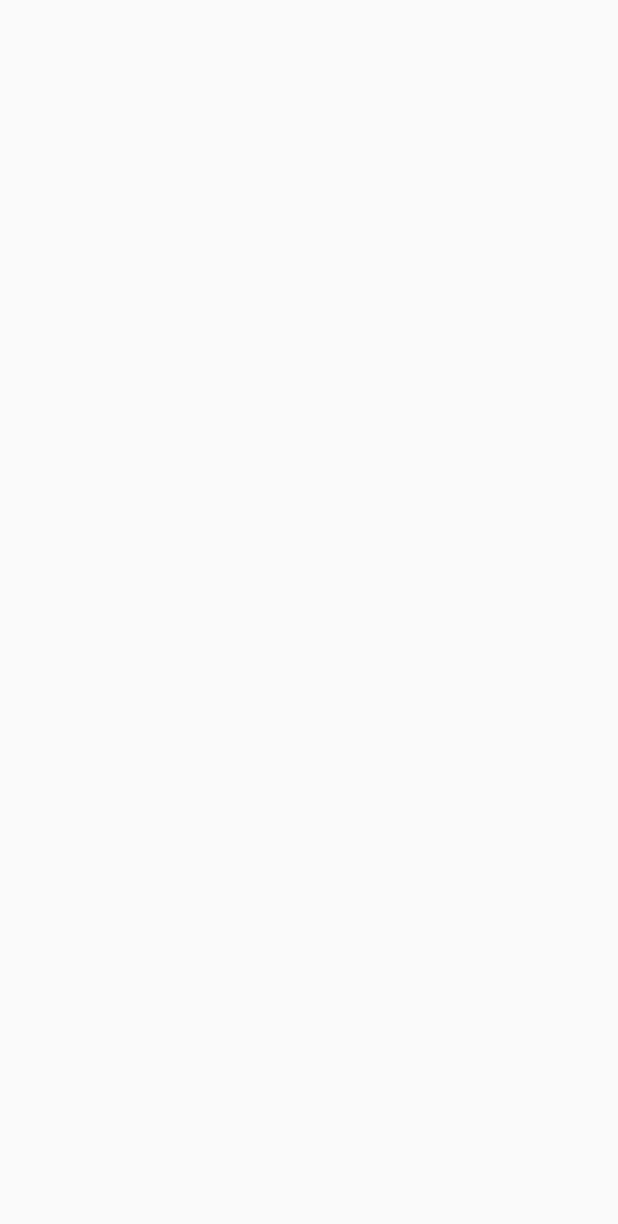
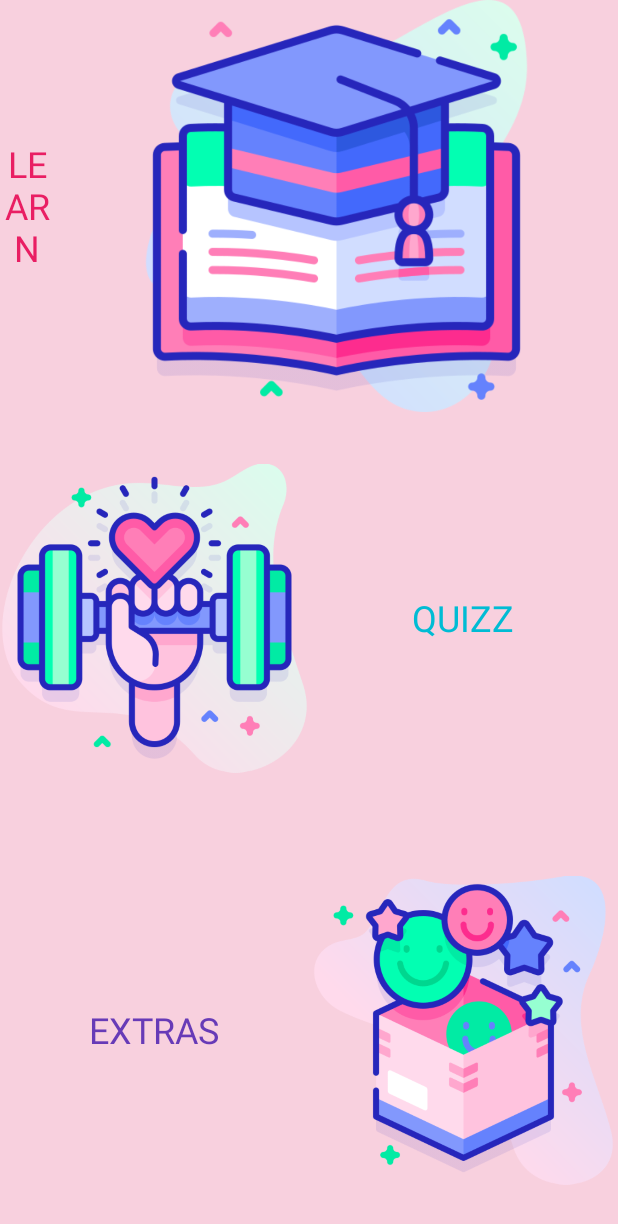
Before and after one commit to zotoavina/kidseduc, an Android app: the MenuActivity screen opened directly, with no data from a screen before it, on a phone screen of 412 x 824 dp. Before the commit the part shown is empty. Shown: the top 1224 px of the screen. Run offline under Robolectric (Android 15) with nearby library versions, the phone set to English and light mode, and no system bars.

Commit message:
design menu

```diff
--- a/app/src/main/res/layout/activity_menu.xml
+++ b/app/src/main/res/layout/activity_menu.xml
@@ -6,4 +6,87 @@
     android:layout_height="match_parent"
     tools:context=".views.MenuActivity">
 
+    <LinearLayout
+        android:layout_width="match_parent"
+        android:layout_height="match_parent"
+        android:background="#F8D0DE"
+        android:orientation="vertical">
+
+        <LinearLayout
+            android:layout_width="wrap_content"
+            android:layout_height="match_parent"
+            android:layout_weight="1"
+            android:gravity="center"
+            android:orientation="horizontal">
+
+            <TextView
+                android:id="@+id/textView3"
+                android:layout_width="0dp"
+                android:layout_height="wrap_content"
+                android:layout_weight="1"
+                android:gravity="center"
+                android:text="LEARN"
+                android:textColor="#E91E63"
+                android:textSize="24sp" />
+
+            <ImageView
+                android:id="@+id/imageView4"
+                android:layout_width="0dp"
+                android:layout_height="wrap_content"
+                android:layout_gravity="center"
+                android:layout_weight="1"
+                android:src="@drawable/learn" />
+
+        </LinearLayout>
+
+        <LinearLayout
+            android:layout_width="match_parent"
+            android:layout_height="match_parent"
+            android:layout_weight="1"
+            android:gravity="center"
+            android:orientation="horizontal">
+
+            <ImageView
+                android:id="@+id/imageView5"
+                android:layout_width="0dp"
+                android:layout_height="wrap_content"
+                android:layout_weight="1"
+                android:src="@drawable/quizz" />
+
+            <TextView
+                android:id="@+id/textView4"
+                android:layout_width="0dp"
+                android:layout_height="wrap_content"
+                android:layout_weight="1"
+                android:gravity="center"
+                android:text="QUIZZ"
+                android:textColor="#00BCD4"
+                android:textSize="24sp" />
+        </LinearLayout>
+
+        <LinearLayout
+            android:layout_width="match_parent"
+            android:layout_height="match_parent"
+            android:layout_weight="1"
+            android:gravity="center"
+            android:orientation="horizontal">
+
+            <TextView
+                android:id="@+id/textView5"
+                android:layout_width="0dp"
+                android:layout_height="wrap_content"
+                android:layout_weight="1"
+                android:gravity="center"
+                android:text="EXTRAS"
+                android:textColor="#673AB7"
+                android:textSize="24sp" />
+
+            <ImageView
+                android:id="@+id/imageView6"
+                android:layout_width="0dp"
+                android:layout_height="wrap_content"
+                android:layout_weight="1"
+                android:src="@drawable/extra" />
+        </LinearLayout>
+    </LinearLayout>
 </android.support.constraint.ConstraintLayout>
```
Also changed, not shown: app/src/main/res/drawable/education (1).png (added), app/src/main/res/drawable/extra.png (added), app/src/main/res/drawable/learn.png (added), app/src/main/res/drawable/quizz.png (added).
